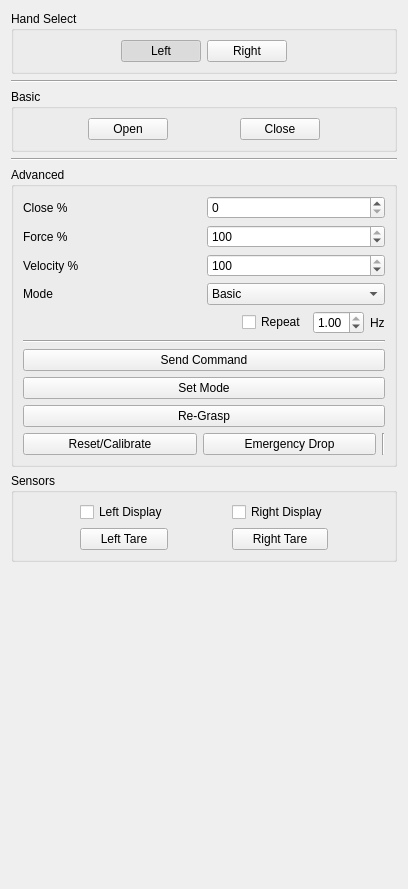
First picture: the form in software/ddapp/src/app/ddHandControl.ui, repository openhumanoids/oh-distro, before the edit.
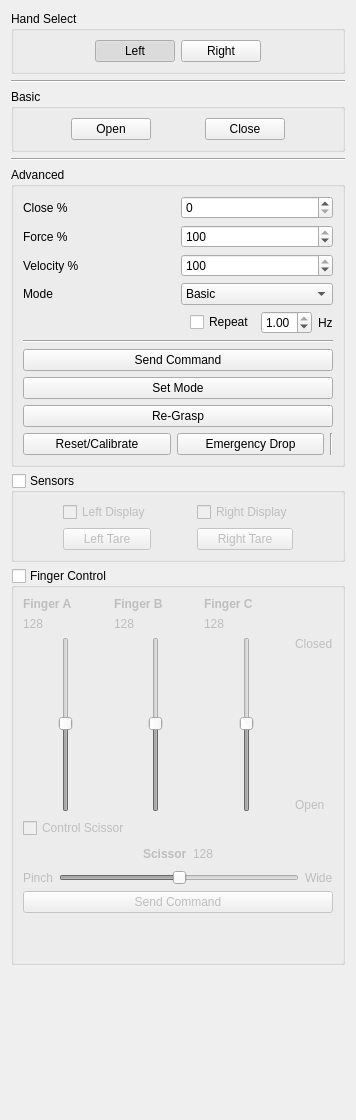
Second picture: the form after the edit.

Commit message: Update to UI and associated python driver for individual finger control

Patch:
```diff
--- a/software/ddapp/src/app/ddHandControl.ui
+++ b/software/ddapp/src/app/ddHandControl.ui
@@ -6,14 +6,23 @@
    <rect>
     <x>0</x>
     <y>0</y>
-    <width>408</width>
-    <height>889</height>
+    <width>356</width>
+    <height>1120</height>
    </rect>
   </property>
+  <property name="sizePolicy">
+   <sizepolicy hsizetype="Expanding" vsizetype="Expanding">
+    <horstretch>0</horstretch>
+    <verstretch>0</verstretch>
+   </sizepolicy>
+  </property>
   <property name="windowTitle">
    <string>Hand Control</string>
   </property>
-  <layout class="QVBoxLayout" name="verticalLayout_5">
+  <property name="autoFillBackground">
+   <bool>false</bool>
+  </property>
+  <layout class="QVBoxLayout" name="verticalLayout_8">
    <item>
     <widget class="QGroupBox" name="handSelect">
      <property name="title">
@@ -372,6 +381,15 @@
      <property name="title">
       <string>Sensors</string>
      </property>
+     <property name="flat">
+      <bool>false</bool>
+     </property>
+     <property name="checkable">
+      <bool>true</bool>
+     </property>
+     <property name="checked">
+      <bool>false</bool>
+     </property>
      <layout class="QGridLayout" name="gridLayout_2">
       <item row="1" column="4">
        <spacer name="horizontalSpacer_8">
@@ -443,6 +461,327 @@
      </layout>
     </widget>
    </item>
+   <item>
+    <widget class="QGroupBox" name="fingerControl">
+     <property name="title">
+      <string>Finger Control</string>
+     </property>
+     <property name="checkable">
+      <bool>true</bool>
+     </property>
+     <property name="checked">
+      <bool>false</bool>
+     </property>
+     <layout class="QVBoxLayout" name="verticalLayout_7">
+      <item>
+       <layout class="QGridLayout" name="gridLayout_4">
+        <item row="1" column="2">
+         <widget class="QLabel" name="fingerBValue">
+          <property name="text">
+           <string>128</string>
+          </property>
+         </widget>
+        </item>
+        <item row="0" column="3">
+         <widget class="QLabel" name="label_8">
+          <property name="font">
+           <font>
+            <weight>75</weight>
+            <bold>true</bold>
+           </font>
+          </property>
+          <property name="text">
+           <string>Finger C</string>
+          </property>
+         </widget>
+        </item>
+        <item row="0" column="2">
+         <widget class="QLabel" name="label_7">
+          <property name="font">
+           <font>
+            <weight>75</weight>
+            <bold>true</bold>
+           </font>
+          </property>
+          <property name="text">
+           <string>Finger B</string>
+          </property>
+         </widget>
+        </item>
+        <item row="1" column="1">
+         <widget class="QLabel" name="fingerAValue">
+          <property name="text">
+           <string>128</string>
+          </property>
+         </widget>
+        </item>
+        <item row="2" column="2">
+         <widget class="QSlider" name="fingerBSlider">
+          <property name="sizePolicy">
+           <sizepolicy hsizetype="Expanding" vsizetype="Expanding">
+            <horstretch>0</horstretch>
+            <verstretch>0</verstretch>
+           </sizepolicy>
+          </property>
+          <property name="minimumSize">
+           <size>
+            <width>0</width>
+            <height>175</height>
+           </size>
+          </property>
+          <property name="maximum">
+           <number>254</number>
+          </property>
+          <property name="value">
+           <number>128</number>
+          </property>
+          <property name="orientation">
+           <enum>Qt::Vertical</enum>
+          </property>
+         </widget>
+        </item>
+        <item row="2" column="3">
+         <widget class="QSlider" name="fingerCSlider">
+          <property name="sizePolicy">
+           <sizepolicy hsizetype="Expanding" vsizetype="Expanding">
+            <horstretch>0</horstretch>
+            <verstretch>0</verstretch>
+           </sizepolicy>
+          </property>
+          <property name="minimumSize">
+           <size>
+            <width>0</width>
+            <height>175</height>
+           </size>
+          </property>
+          <property name="maximum">
+           <number>254</number>
+          </property>
+          <property name="value">
+           <number>128</number>
+          </property>
+          <property name="orientation">
+           <enum>Qt::Vertical</enum>
+          </property>
+         </widget>
+        </item>
+        <item row="0" column="1">
+         <widget class="QLabel" name="label_6">
+          <property name="sizePolicy">
+           <sizepolicy hsizetype="Expanding" vsizetype="Preferred">
+            <horstretch>0</horstretch>
+            <verstretch>0</verstretch>
+           </sizepolicy>
+          </property>
+          <property name="font">
+           <font>
+            <weight>75</weight>
+            <bold>true</bold>
+           </font>
+          </property>
+          <property name="text">
+           <string>Finger A</string>
+          </property>
+         </widget>
+        </item>
+        <item row="2" column="1">
+         <widget class="QSlider" name="fingerASlider">
+          <property name="enabled">
+           <bool>false</bool>
+          </property>
+          <property name="sizePolicy">
+           <sizepolicy hsizetype="Expanding" vsizetype="Expanding">
+            <horstretch>0</horstretch>
+            <verstretch>0</verstretch>
+           </sizepolicy>
+          </property>
+          <property name="minimumSize">
+           <size>
+            <width>0</width>
+            <height>175</height>
+           </size>
+          </property>
+          <property name="baseSize">
+           <size>
+            <width>0</width>
+            <height>0</height>
+           </size>
+          </property>
+          <property name="maximum">
+           <number>254</number>
+          </property>
+          <property name="sliderPosition">
+           <number>128</number>
+          </property>
+          <property name="orientation">
+           <enum>Qt::Vertical</enum>
+          </property>
+         </widget>
+        </item>
+        <item row="1" column="3">
+         <widget class="QLabel" name="fingerCValue">
+          <property name="text">
+           <string>128</string>
+          </property>
+         </widget>
+        </item>
+        <item row="2" column="4">
+         <layout class="QVBoxLayout" name="verticalLayout_5">
+          <item>
+           <widget class="QLabel" name="label_10">
+            <property name="text">
+             <string>Closed</string>
+            </property>
+           </widget>
+          </item>
+          <item>
+           <spacer name="verticalSpacer_3">
+            <property name="orientation">
+             <enum>Qt::Vertical</enum>
+            </property>
+            <property name="sizeHint" stdset="0">
+             <size>
+              <width>20</width>
+              <height>40</height>
+             </size>
+            </property>
+           </spacer>
+          </item>
+          <item>
+           <widget class="QLabel" name="label_9">
+            <property name="text">
+             <string>Open</string>
+            </property>
+           </widget>
+          </item>
+         </layout>
+        </item>
+       </layout>
+      </item>
+      <item>
+       <layout class="QVBoxLayout" name="verticalLayout_6">
+        <item>
+         <widget class="QCheckBox" name="scissorControl">
+          <property name="text">
+           <string>Control Scissor</string>
+          </property>
+         </widget>
+        </item>
+        <item>
+         <layout class="QGridLayout" name="gridLayout_3">
+          <item row="0" column="1">
+           <widget class="QLabel" name="label_11">
+            <property name="sizePolicy">
+             <sizepolicy hsizetype="Preferred" vsizetype="Preferred">
+              <horstretch>0</horstretch>
+              <verstretch>0</verstretch>
+             </sizepolicy>
+            </property>
+            <property name="font">
+             <font>
+              <weight>75</weight>
+              <bold>true</bold>
+             </font>
+            </property>
+            <property name="layoutDirection">
+             <enum>Qt::LeftToRight</enum>
+            </property>
+            <property name="text">
+             <string>Scissor</string>
+            </property>
+           </widget>
+          </item>
+          <item row="0" column="0">
+           <spacer name="horizontalSpacer_12">
+            <property name="orientation">
+             <enum>Qt::Horizontal</enum>
+            </property>
+            <property name="sizeHint" stdset="0">
+             <size>
+              <width>40</width>
+              <height>20</height>
+             </size>
+            </property>
+           </spacer>
+          </item>
+          <item row="0" column="2">
+           <widget class="QLabel" name="scissorValue">
+            <property name="text">
+             <string>128</string>
+            </property>
+           </widget>
+          </item>
+          <item row="0" column="3">
+           <spacer name="horizontalSpacer_13">
+            <property name="orientation">
+             <enum>Qt::Horizontal</enum>
+            </property>
+            <property name="sizeHint" stdset="0">
+             <size>
+              <width>40</width>
+              <height>20</height>
+             </size>
+            </property>
+           </spacer>
+          </item>
+         </layout>
+        </item>
+        <item>
+         <layout class="QHBoxLayout" name="horizontalLayout_5">
+          <item>
+           <widget class="QLabel" name="label_13">
+            <property name="text">
+             <string>Pinch</string>
+            </property>
+           </widget>
+          </item>
+          <item>
+           <widget class="QSlider" name="scissorSlider">
+            <property name="maximum">
+             <number>254</number>
+            </property>
+            <property name="value">
+             <number>128</number>
+            </property>
+            <property name="orientation">
+             <enum>Qt::Horizontal</enum>
+            </property>
+           </widget>
+          </item>
+          <item>
+           <widget class="QLabel" name="label_12">
+            <property name="text">
+             <string>Wide</string>
+            </property>
+           </widget>
+          </item>
+         </layout>
+        </item>
+       </layout>
+      </item>
+      <item>
+       <widget class="QPushButton" name="fingerControlButton">
+        <property name="text">
+         <string>Send Command</string>
+        </property>
+       </widget>
+      </item>
+      <item>
+       <spacer name="verticalSpacer_2">
+        <property name="orientation">
+         <enum>Qt::Vertical</enum>
+        </property>
+        <property name="sizeHint" stdset="0">
+         <size>
+          <width>20</width>
+          <height>40</height>
+         </size>
+        </property>
+       </spacer>
+      </item>
+     </layout>
+    </widget>
+   </item>
    <item>
     <spacer name="verticalSpacer">
      <property name="orientation">
```
Left out of the diff: 75 changed lines with no effect on the pictures. The commit also changes 3 other files.
